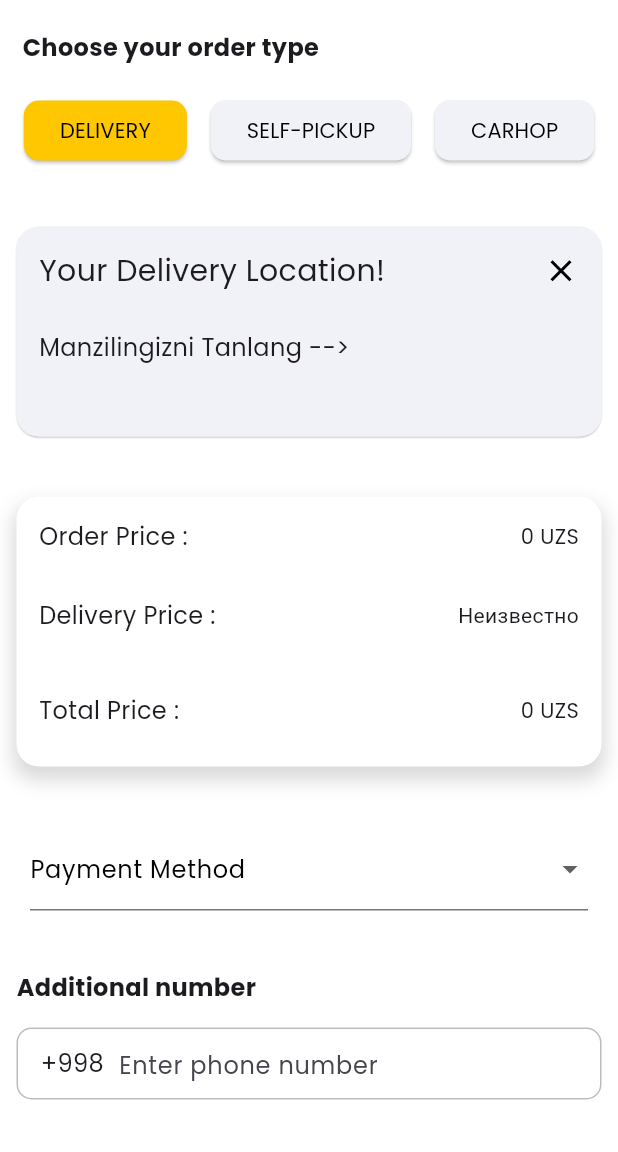
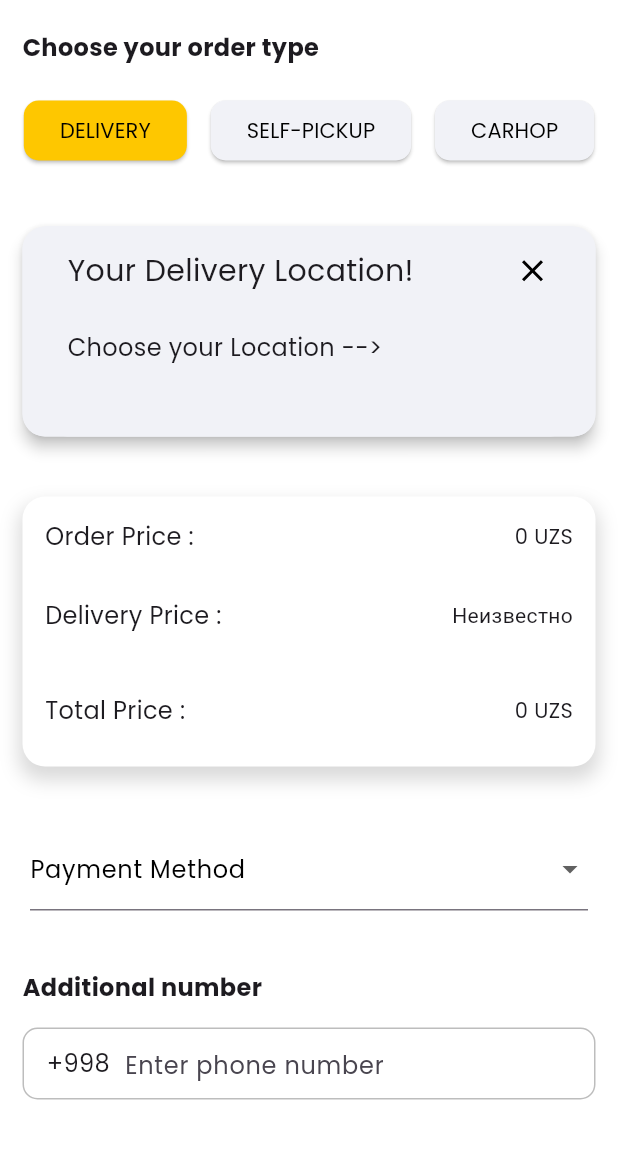
Before and after one commit to IbrokhimSidikov/apploook, a Flutter app: the Checkout screen opened by its route, on a phone screen of 412 x 824 dp, the part 84-1236 px from its top. Run offline on Flutter 3.47's test engine with Material 3 defaults, Android fonts, the phone set to English and light mode, and no system bars; our stand-ins replace curved_navigation_bar, dio, flutter_svg, geolocator, shared_preferences; missing offline and left inert: phone_form_field, yandex_mapkit; accounts and stored records are empty; network calls fail.

Commit message:
optimizing final stage-1

```diff
--- a/lib/models/view/map_screen.dart
+++ b/lib/models/view/map_screen.dart
@@ -34,7 +34,9 @@ class _MapScreenState extends State<MapScreen> {
     var cartProvider = Provider.of<CartProvider>(context);
 
     return Scaffold(
+      backgroundColor: Colors.white,
       appBar: AppBar(
+        backgroundColor: Colors.white,
         title: Text(
           'Your Location',
           style: TextStyle(fontSize: 18, fontWeight: FontWeight.w500),
--- a/lib/pages/checkout.dart
+++ b/lib/pages/checkout.dart
@@ -191,9 +191,21 @@ class _CheckoutState extends State<Checkout> {
               height: 40.0,
             ),
             Material(
-              elevation: 0.5,
-              borderRadius: BorderRadius.circular(15.0),
+              color: Colors.white,
               child: Expanded(
+                child: Padding(
+                  padding: const EdgeInsets.symmetric(horizontal: 15.0),
+                  child: Material(
+                    elevation: 4, // Specify the elevation here
+                    borderRadius: BorderRadius.circular(15),
+                    color: Color(0xFFF1F2F7),
+                    child: Container(
+                      height: 140,
+                      width: MediaQuery.of(context).size.width,
+                      decoration: BoxDecoration(
+                        borderRadius: BorderRadius.circular(15),
+                        color: Color(0xFFF1F2F7),
+                      ),
                       child: IndexedStack(
                         index: _selectedIndex,
                         children: [
@@ -209,16 +221,20 @@ class _CheckoutState extends State<Checkout> {
                                 });
                               }
                             },
+                            child: Padding(
+                              padding:
+                                  const EdgeInsets.symmetric(horizontal: 15.0),
                               child: Container(
                                 height: 140,
-                        width: 390,
+                                width: MediaQuery.of(context).size.width,
                                 decoration: BoxDecoration(
                                   borderRadius: BorderRadius.circular(15),
                                   color: Color(0xFFF1F2F7),
                                 ),
                                 child: SingleChildScrollView(
                                   child: Column(
-                            crossAxisAlignment: CrossAxisAlignment.start,
+                                    crossAxisAlignment:
+                                        CrossAxisAlignment.start,
                                     children: [
                                       Padding(
                                         padding: const EdgeInsets.all(15.0),
@@ -232,7 +248,8 @@ class _CheckoutState extends State<Checkout> {
                                                   fontWeight: FontWeight.w500,
                                                   fontSize: 20),
                                             ),
-                                    SvgPicture.asset('images/close_black.svg'),
+                                            SvgPicture.asset(
+                                                'images/close_black.svg'),
                                           ],
                                         ),
                                       ),
@@ -244,13 +261,14 @@ class _CheckoutState extends State<Checkout> {
                                             top: 10),
                                         child: Text(
                                           selectedAddress ??
-                                      'Manzilingizni Tanlang -->',
+                                              'Choose your Location -->',
                                           style: TextStyle(
                                               fontSize: 16,
                                               fontWeight: FontWeight.w500),
                                         ),
                                       ),
                                     ],
+                                  ),
                                 ),
                               ),
                             ),
@@ -269,7 +287,8 @@ class _CheckoutState extends State<Checkout> {
                                   Text(
                                     'Choose branch to pick up',
                                     style: TextStyle(
-                                  fontWeight: FontWeight.w500, fontSize: 20),
+                                        fontWeight: FontWeight.w500,
+                                        fontSize: 20),
                                   ),
                                   SizedBox(height: 10),
                                   DropdownButton<String>(
@@ -309,11 +328,16 @@ class _CheckoutState extends State<Checkout> {
                       ),
                     ),
                   ),
+                ),
+              ),
+            ),
             const SizedBox(
               height: 40.0,
             ),
-            Container(
-              width: 390,
+            Padding(
+              padding: const EdgeInsets.symmetric(horizontal: 15.0),
+              child: Container(
+                width: MediaQuery.of(context).size.width,
                 height: 180,
                 decoration: BoxDecoration(
                   borderRadius: BorderRadius.circular(15.0),
@@ -374,6 +398,7 @@ class _CheckoutState extends State<Checkout> {
                   ],
                 ),
               ),
+            ),
             const SizedBox(
               height: 40,
             ),
@@ -381,7 +406,6 @@ class _CheckoutState extends State<Checkout> {
               padding: const EdgeInsets.symmetric(horizontal: 20.0),
               child: DropdownButtonFormField<String>(
                 decoration: InputDecoration(
-
                   labelText: 'Payment Method',
                   labelStyle: TextStyle(color: Colors.black),
                 ),
@@ -418,7 +442,9 @@ class _CheckoutState extends State<Checkout> {
             const SizedBox(
               height: 40,
             ),
-            Column(
+            Padding(
+              padding: const EdgeInsets.symmetric(horizontal: 15.0),
+              child: Column(
                 crossAxisAlignment: CrossAxisAlignment.start,
                 children: [
                   const Text(
@@ -505,6 +531,7 @@ class _CheckoutState extends State<Checkout> {
                     ),
                   )
                 ],
+              ),
             ),
             const SizedBox(
               height: 50.0,
--- a/lib/pages/details.dart
+++ b/lib/pages/details.dart
@@ -211,7 +211,7 @@ class _DetailsState extends State<Details> {
                           onTap: () {
                             cartProvider.addToCart(widget.product, quantity);
                             cartProvider.logItems();
-                           Navigator.pushReplacementNamed(context, '/cart');
+                           Navigator.pushReplacementNamed(context, '/homeNew');
                           },
                           child: const Text(
                             "Add to cart",
```
Also changed, not shown: lib/pages/authorization.dart (+12 -7 lines), lib/pages/cart.dart (+30 -12 lines), lib/pages/homenew.dart (+43 -42 lines), lib/pages/onboard.dart (+8 -8 lines), lib/pages/signin.dart (+6 -4 lines). Lines whose indentation alone changed are shown as unchanged.
